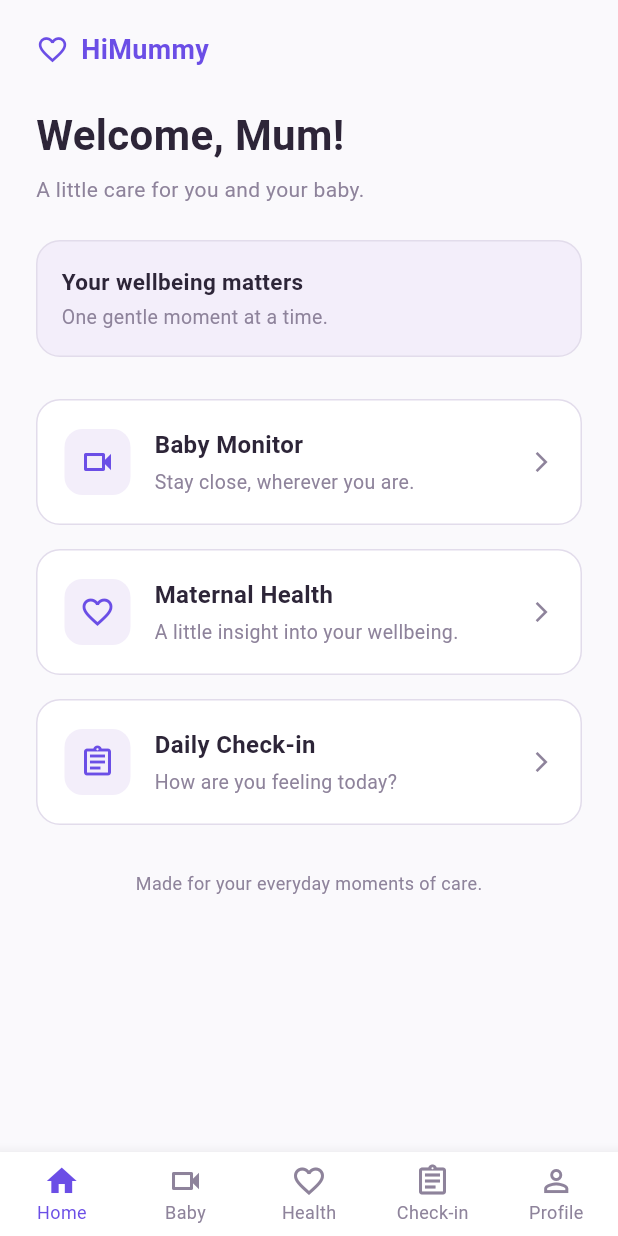
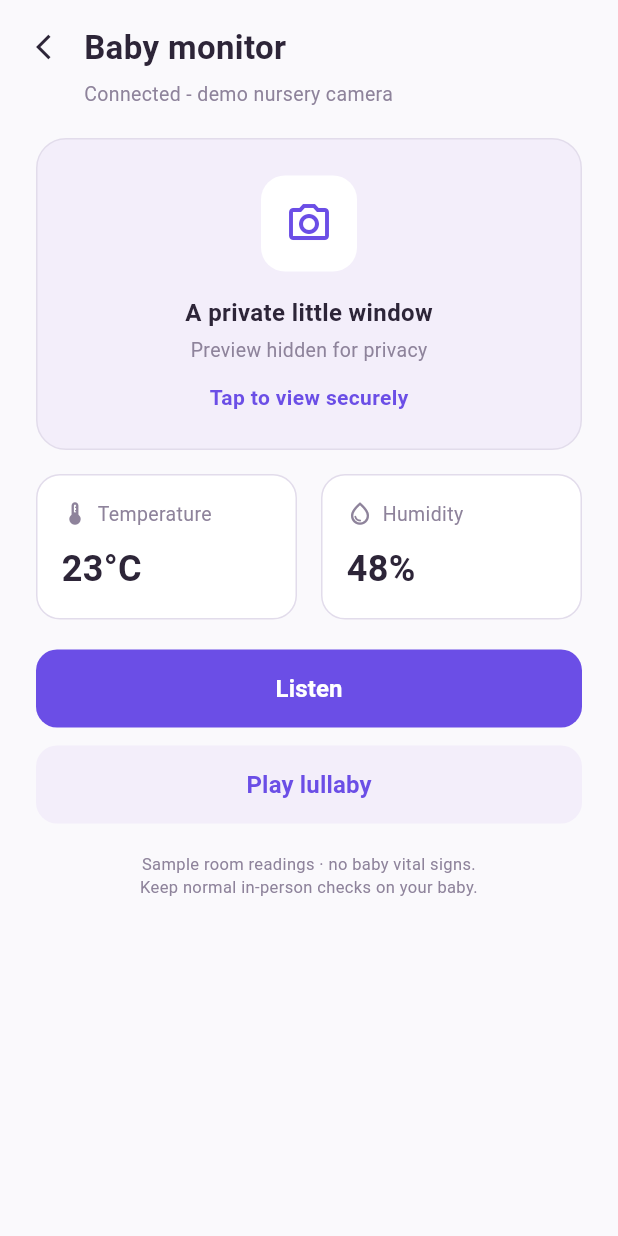
Before and after one commit to cepdnaclk/e22-3yp-himummy, a Flutter app: the HomeDashboardScreen screen opened directly, after a tap on "Baby Monitor", on a phone screen of 412 x 824 dp. Run offline on Flutter 3.47's test engine with Material 3 defaults, Android fonts, the phone set to English and light mode, and no system bars; Roboto replaces fonts that are missing (Nunito Sans).

Commit message:
feat: update baby monitor and dashboard screens

```diff
--- a/code/himummy_mobile/lib/presentation/screens/baby_monitor/baby_monitor_screen.dart
+++ b/code/himummy_mobile/lib/presentation/screens/baby_monitor/baby_monitor_screen.dart
@@ -0,0 +1,262 @@
+import 'package:flutter/material.dart';
+import '../../../core/constants/app_colors.dart';
+
+class BabyMonitorScreen extends StatelessWidget {
+  const BabyMonitorScreen({Key? key}) : super(key: key);
+
+  @override
+  Widget build(BuildContext context) {
+    return Scaffold(
+      backgroundColor: AppColors.backgroundWhite,
+      body: SafeArea(
+        child: SingleChildScrollView(
+          padding: const EdgeInsets.symmetric(horizontal: 24.0, vertical: 16.0),
+          child: Column(
+            crossAxisAlignment: CrossAxisAlignment.start,
+            children: [
+              // Top Navigation Bar with Back Button and Title
+              Row(
+                children: [
+                  GestureDetector(
+                    onTap: () => Navigator.pop(context),
+                    child: const Icon(
+                      Icons.arrow_back_ios,
+                      color: AppColors.textDark,
+                      size: 20,
+                    ),
+                  ),
+                  const SizedBox(width: 12),
+                  const Text(
+                    'Baby monitor',
+                    style: TextStyle(
+                      fontSize: 22,
+                      fontWeight: FontWeight.bold,
+                      color: AppColors.textDark,
+                    ),
+                  ),
+                ],
+              ),
+
+              const SizedBox(height: 6),
+
+              // Connected camera status subtitle
+              const Padding(
+                padding: EdgeInsets.only(left: 32.0),
+                child: Text(
+                  'Connected - demo nursery camera',
+                  style: TextStyle(
+                    fontSize: 13,
+                    color: AppColors.textMuted,
+                  ),
+                ),
+              ),
+
+              const SizedBox(height: 20),
+
+              // Private Video Window Preview Card
+              Container(
+                width: double.infinity,
+                padding: const EdgeInsets.all(24),
+                decoration: BoxDecoration(
+                  color: AppColors.lightPurpleBg,
+                  borderRadius: BorderRadius.circular(20),
+                  border: Border.all(color: AppColors.borderGrey),
+                ),
+                child: Column(
+                  children: [
+                    Container(
+                      padding: const EdgeInsets.all(16),
+                      decoration: BoxDecoration(
+                        color: AppColors.cardWhite,
+                        borderRadius: BorderRadius.circular(16),
+                      ),
+                      child: const Icon(
+                        Icons.camera_alt_outlined,
+                        size: 32,
+                        color: AppColors.primaryPurple,
+                      ),
+                    ),
+                    const SizedBox(height: 16),
+                    const Text(
+                      'A private little window',
+                      style: TextStyle(
+                        fontSize: 16,
+                        fontWeight: FontWeight.bold,
+                        color: AppColors.textDark,
+                      ),
+                    ),
+                    const SizedBox(height: 4),
+                    const Text(
+                      'Preview hidden for privacy',
+                      style: TextStyle(
+                        fontSize: 13,
+                        color: AppColors.textMuted,
+                      ),
+                    ),
+                    const SizedBox(height: 12),
+                    const Text(
+                      'Tap to view securely',
+                      style: TextStyle(
+                        fontSize: 14,
+                        fontWeight: FontWeight.w600,
+                        color: AppColors.primaryPurple,
+                      ),
+                    ),
+                  ],
+                ),
+              ),
+
+              const SizedBox(height: 16),
+
+              // Temperature and Humidity Sensor Cards Side by Side
+              Row(
+                children: [
+                  Expanded(
+                    child: Container(
+                      padding: const EdgeInsets.all(16),
+                      decoration: BoxDecoration(
+                        color: AppColors.cardWhite,
+                        borderRadius: BorderRadius.circular(16),
+                        border: Border.all(color: AppColors.borderGrey),
+                      ),
+                      child: Column(
+                        crossAxisAlignment: CrossAxisAlignment.start,
+                        children: const [
+                          Row(
+                            children: [
+                              Icon(Icons.thermostat, size: 18, color: AppColors.textMuted),
+                              SizedBox(width: 6),
+                              Text(
+                                'Temperature',
+                                style: TextStyle(fontSize: 13, color: AppColors.textMuted),
+                              ),
+                            ],
+                          ),
+                          SizedBox(height: 10),
+                          Text(
+                            '23°C',
+                            style: TextStyle(
+                              fontSize: 24,
+                              fontWeight: FontWeight.bold,
+                              color: AppColors.textDark,
+                            ),
+                          ),
+                        ],
+                      ),
+                    ),
+                  ),
+                  const SizedBox(width: 16),
+                  Expanded(
+                    child: Container(
+                      padding: const EdgeInsets.all(16),
+                      decoration: BoxDecoration(
+                        color: AppColors.cardWhite,
+                        borderRadius: BorderRadius.circular(16),
+                        border: Border.all(color: AppColors.borderGrey),
+                      ),
+                      child: Column(
+                        crossAxisAlignment: CrossAxisAlignment.start,
+                        children: const [
+                          Row(
+                            children: [
+                              Icon(Icons.water_drop_outlined, size: 18, color: AppColors.textMuted),
+                              SizedBox(width: 6),
+                              Text(
+                                'Humidity',
+                                style: TextStyle(fontSize: 13, color: AppColors.textMuted),
+                              ),
+                            ],
+                          ),
+                          SizedBox(height: 10),
+                          Text(
+                            '48%',
+                            style: TextStyle(
+                              fontSize: 24,
+                              fontWeight: FontWeight.bold,
+                              color: AppColors.textDark,
+                            ),
+                          ),
+                        ],
+                      ),
+                    ),
+                  ),
+                ],
+              ),
+
+              const SizedBox(height: 20),
+
+              // Listen Action Button
+              SizedBox(
+                width: double.infinity,
+                height: 52,
+                child: ElevatedButton(
+                  onPressed: () {
+                    // Handle listen action
+                  },
+                  style: ElevatedButton.styleFrom(
+                    backgroundColor: AppColors.primaryPurple,
+                    shape: RoundedRectangleBorder(
+                      borderRadius: BorderRadius.circular(14),
+                    ),
+                    elevation: 0,
+                  ),
+                  child: const Text(
+                    'Listen',
+                    style: TextStyle(
+                      fontSize: 16,
+                      fontWeight: FontWeight.w600,
+                      color: Colors.white,
+                    ),
+                  ),
+                ),
+              ),
+
+              const SizedBox(height: 12),
+
+              // Play Lullaby Action Button
+              SizedBox(
+                width: double.infinity,
+                height: 52,
+                child: ElevatedButton(
+                  onPressed: () {
+                    // Handle play lullaby action
+                  },
+                  style: ElevatedButton.styleFrom(
+                    backgroundColor: AppColors.lightPurpleBg,
+                    shape: RoundedRectangleBorder(
+                      borderRadius: BorderRadius.circular(14),
+                    ),
+                    elevation: 0,
+                  ),
+                  child: const Text(
+                    'Play lullaby',
+                    style: TextStyle(
+                      fontSize: 16,
+                      fontWeight: FontWeight.w600,
+                      color: AppColors.primaryPurple,
+                    ),
+                  ),
+                ),
+              ),
+
+              const SizedBox(height: 20),
+
+              // Disclaimer Footer Note
+              const Center(
+                child: Text(
+                  'Sample room readings · no baby vital signs.\nKeep normal in-person checks on your baby.',
+                  textAlign: TextAlign.center,
+                  style: TextStyle(
+                    fontSize: 11,
+                    color: AppColors.textMuted,
+                    height: 1.4,
+                  ),
+                ),
+              ),
+            ],
+          ),
+        ),
+      ),
+    );
+  }
+}
--- a/code/himummy_mobile/lib/presentation/screens/dashboard/home_dashboard_screen.dart
+++ b/code/himummy_mobile/lib/presentation/screens/dashboard/home_dashboard_screen.dart
@@ -1,5 +1,6 @@
 import 'package:flutter/material.dart';
 import '../../../core/constants/app_colors.dart';
+import '../baby_monitor/baby_monitor_screen.dart';
 
 class HomeDashboardScreen extends StatefulWidget {
   const HomeDashboardScreen({Key? key}) : super(key: key);
@@ -43,8 +44,9 @@ class _HomeDashboardScreenState extends State<HomeDashboardScreen> {
                         ),
                       ),
                     ],
+                  ),
 
-                  ),
+
                 ],
               ),
 
@@ -112,7 +114,13 @@ class _HomeDashboardScreenState extends State<HomeDashboardScreen> {
                 subtitle: 'Stay close, wherever you are.',
                 icon: Icons.videocam_outlined,
                 onTap: () {
-                  // Navigate to Baby Monitor screen (Milestone 4)
+                  // Navigate to Baby Monitor screen
+                  Navigator.push(
+                    context,
+                    MaterialPageRoute(
+                      builder: (context) => BabyMonitorScreen(),
+                    ),
+                  );
                 },
               ),
 
```
